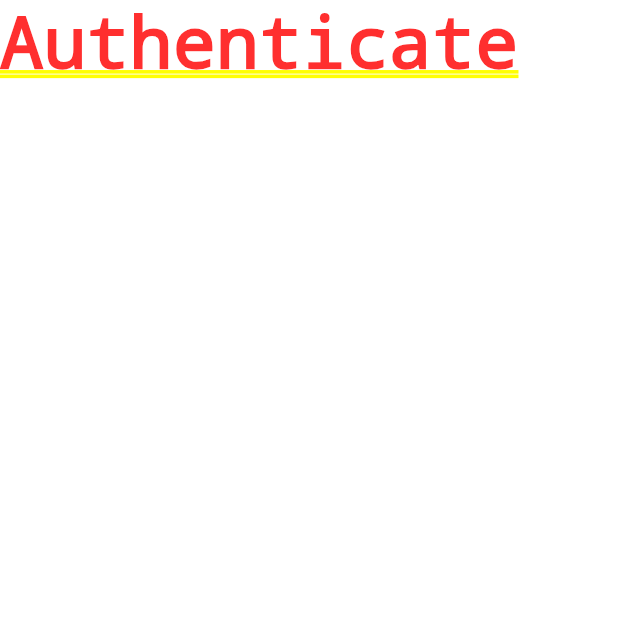
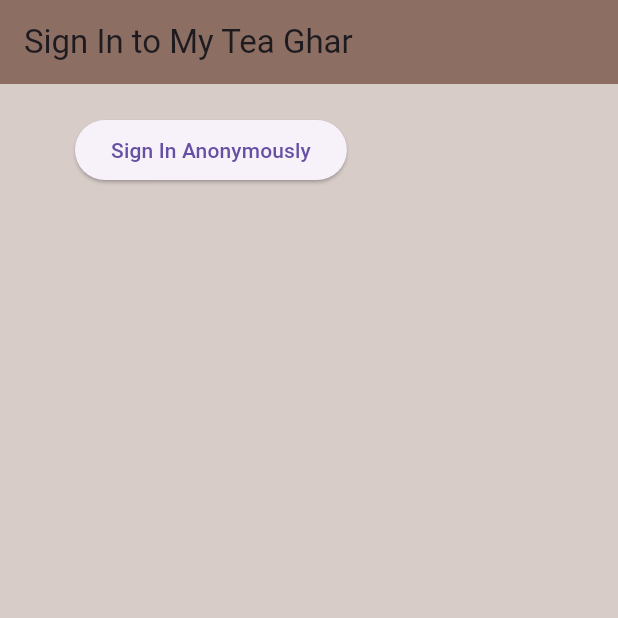
Before and after one commit to iamdipesh18/my_tea_ghar, a Flutter app: the screen it shows after launch, on a phone screen of 412 x 824 dp, the top half of it. Run offline on Flutter 3.47's test engine with Material 3 defaults, Android fonts, the light colour scheme and no system bars; our stand-ins replace firebase_auth, firebase_core; accounts and stored records are empty.

Commit message:
Setting Up Anonymous Signin

```diff
--- a/lib/screens/authenticate/authenticate.dart
+++ b/lib/screens/authenticate/authenticate.dart
@@ -1,4 +1,6 @@
 import 'package:flutter/material.dart';
+import 'package:my_tea_ghar/screens/authenticate/sign_in.dart';
+import 'package:firebase_core/firebase_core.dart';
 
 class Authenticate extends StatefulWidget {
   const Authenticate({super.key});
@@ -11,7 +13,7 @@ class _AuthenticateState extends State<Authenticate> {
   @override
   Widget build(BuildContext context) {
     return  Container(
-      child: Text('Authenticate'),
+      child: SignIn(),
     );
   }
 }
--- /dev/null
+++ b/lib/screens/authenticate/sign_in.dart
@@ -0,0 +1,41 @@
+import 'package:flutter/material.dart';
+import 'package:my_tea_ghar/services/auth.dart';
+import 'package:firebase_core/firebase_core.dart';
+
+class SignIn extends StatefulWidget {
+  const SignIn({super.key});
+
+  @override
+  State<SignIn> createState() => _SignInState();
+}
+
+class _SignInState extends State<SignIn> {
+  final AuthService _auth = AuthService();
+
+  @override
+  Widget build(BuildContext context) {
+    return Scaffold(
+      backgroundColor: Colors.brown[100],
+      appBar: AppBar(
+        backgroundColor: Colors.brown[400],
+        elevation: 0.0,
+        title: Text('Sign In to My Tea Ghar'),
+      ),
+      body: Container(
+        padding: EdgeInsets.symmetric(vertical: 20, horizontal: 50),
+        child: ElevatedButton(
+          onPressed: () async {
+            dynamic result = _auth.signInAnon();
+            if (result == null) {
+              print("Error Signing In");
+            } else {
+              print("Siged In");
+              print(result);
+            }
+          },
+          child: Text('Sign In Anonymously'),
+        ),
+      ),
+    );
+  }
+}
--- a/lib/screens/home/home.dart
+++ b/lib/screens/home/home.dart
@@ -1,4 +1,5 @@
 import 'package:flutter/material.dart';
+import 'package:firebase_core/firebase_core.dart';
 
 class Home extends StatelessWidget {
   const Home({super.key});
--- a/lib/screens/wrapper.dart
+++ b/lib/screens/wrapper.dart
@@ -1,5 +1,6 @@
 import 'package:flutter/material.dart';
 import 'package:my_tea_ghar/screens/authenticate/authenticate.dart';
+import 'package:firebase_core/firebase_core.dart';
 
 class Wrapper extends StatelessWidget {
   const Wrapper({super.key});
--- a/lib/services/auth.dart
+++ b/lib/services/auth.dart
@@ -2,6 +2,7 @@ import 'package:firebase_auth/firebase_auth.dart';
 
 class AuthService {
   final FirebaseAuth _auth = FirebaseAuth.instance;
+
 
   //we need method to register
 
@@ -31,6 +32,7 @@ class AuthService {
     }
   }
 
+
   //sign in with email
 
   //we also need sign out method
```
Also changed, not shown: lib/main.dart (+7 -6 lines).
